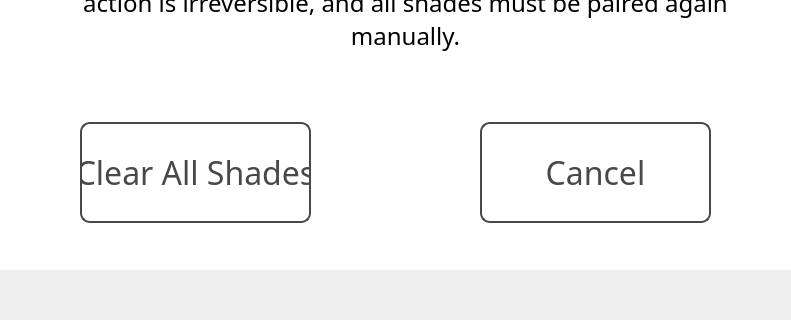
Qt form settings_screen.ui (IsaacIngram/makeplus-livenation-ui) before a commit; both pictures show x 112 to 903 and y 280 to 600 of the 1024 by 600 pixel window.
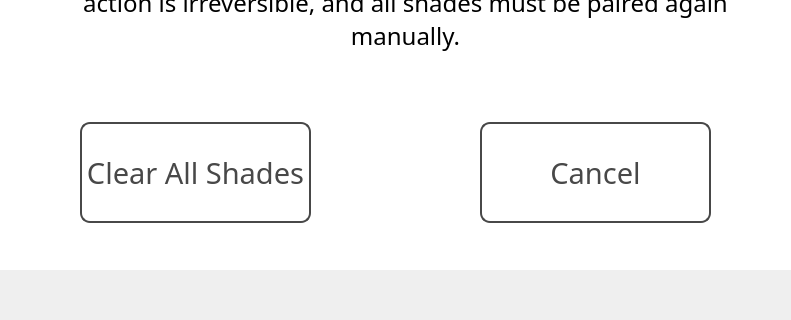
The same form after that commit. The open tabs and pages were chosen to show the change.

What changed in the file:
```diff
--- a/settings_screen.ui
+++ b/settings_screen.ui
@@ -185,7 +185,7 @@
      <property name="font">
       <font>
        <family>Live Nation</family>
-       <pointsize>24</pointsize>
+       <pointsize>22</pointsize>
       </font>
      </property>
      <property name="styleSheet">
@@ -259,7 +259,7 @@
      <property name="font">
       <font>
        <family>Live Nation</family>
-       <pointsize>24</pointsize>
+       <pointsize>22</pointsize>
       </font>
      </property>
      <property name="styleSheet">
```
Left out of the diff: 2 changed lines with no effect on the pictures.
